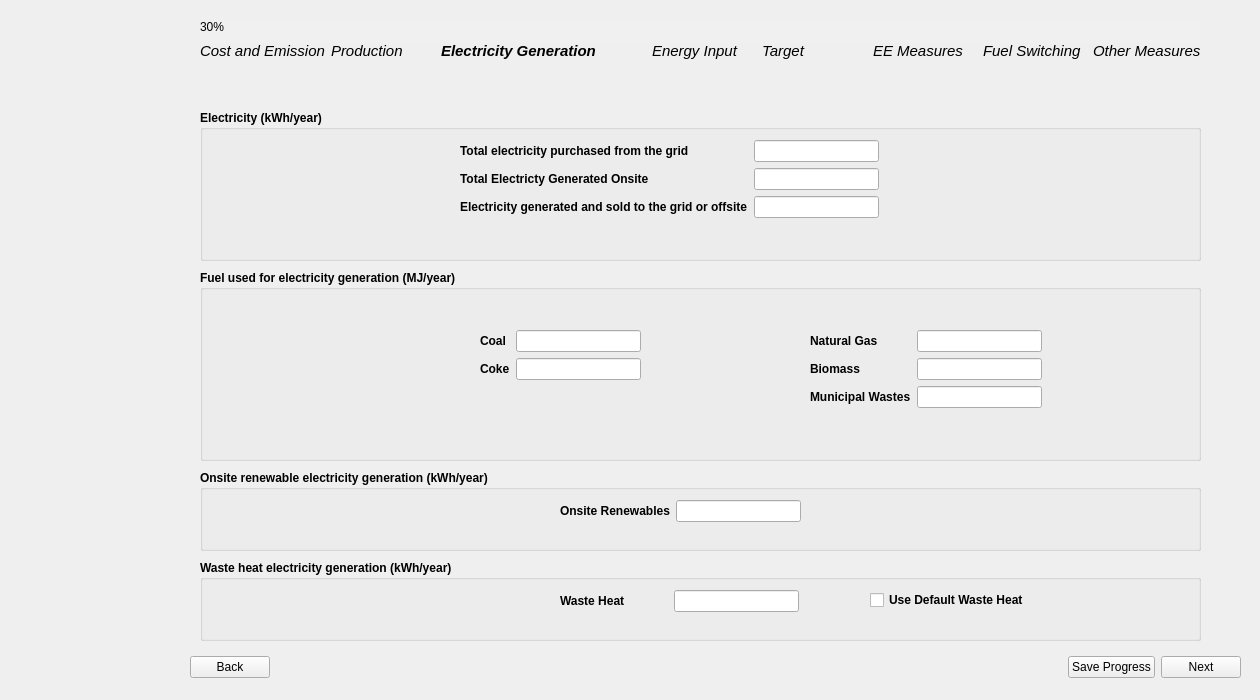
This is 00_BEST_windows/ui_files_latest/Page5_ElectricityGenerationInput_qwidget.ui in WongCurtis95/lbnl_best_public as Qt 5 draws it before an edit. The edited form follows.
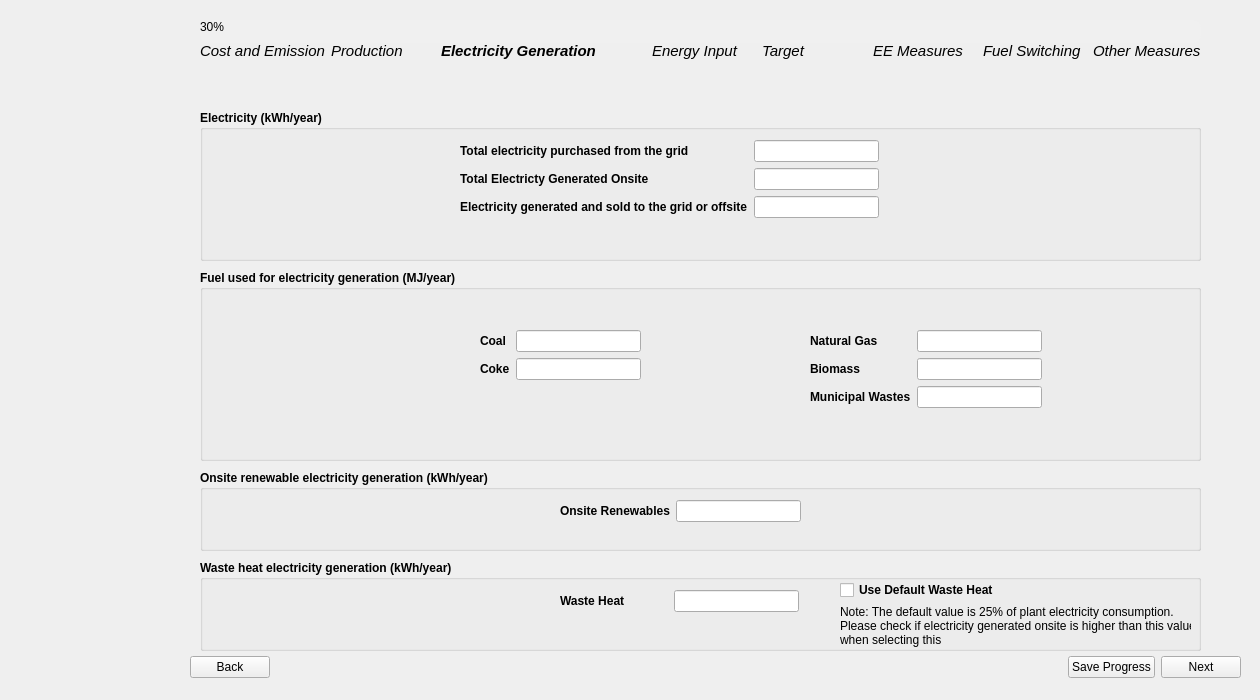
This is the edited form. Icons and pictures are not drawn.

Commit message: Added some notes in the UI to guide the users not to enter invalid entries

Patch:
```diff
--- a/00_BEST_windows/ui_files_latest/Page5_ElectricityGenerationInput_qwidget.ui
+++ b/00_BEST_windows/ui_files_latest/Page5_ElectricityGenerationInput_qwidget.ui
@@ -561,7 +561,7 @@
      <x>200</x>
      <y>560</y>
      <width>1001</width>
-     <height>81</height>
+     <height>91</height>
     </rect>
    </property>
    <property name="font">
@@ -607,8 +607,8 @@
    <widget class="QCheckBox" name="checkBox">
     <property name="geometry">
      <rect>
-      <x>670</x>
-      <y>30</y>
+      <x>640</x>
+      <y>20</y>
       <width>171</width>
       <height>20</height>
      </rect>
@@ -617,6 +617,27 @@
      <string>Use Default Waste Heat</string>
     </property>
    </widget>
+   <widget class="QLabel" name="label_3">
+    <property name="geometry">
+     <rect>
+      <x>640</x>
+      <y>40</y>
+      <width>351</width>
+      <height>51</height>
+     </rect>
+    </property>
+    <property name="font">
+     <font>
+      <pointsize>9</pointsize>
+      <bold>false</bold>
+     </font>
+    </property>
+    <property name="text">
+     <string>Note: The default value is 25% of plant electricity consumption. 
+Please check if electricity generated onsite is higher than this value 
+when selecting this</string>
+    </property>
+   </widget>
   </widget>
   <zorder>electricity_generation_group_4</zorder>
   <zorder>layoutWidget</zorder>
```
The commit also changes 28 other files.
